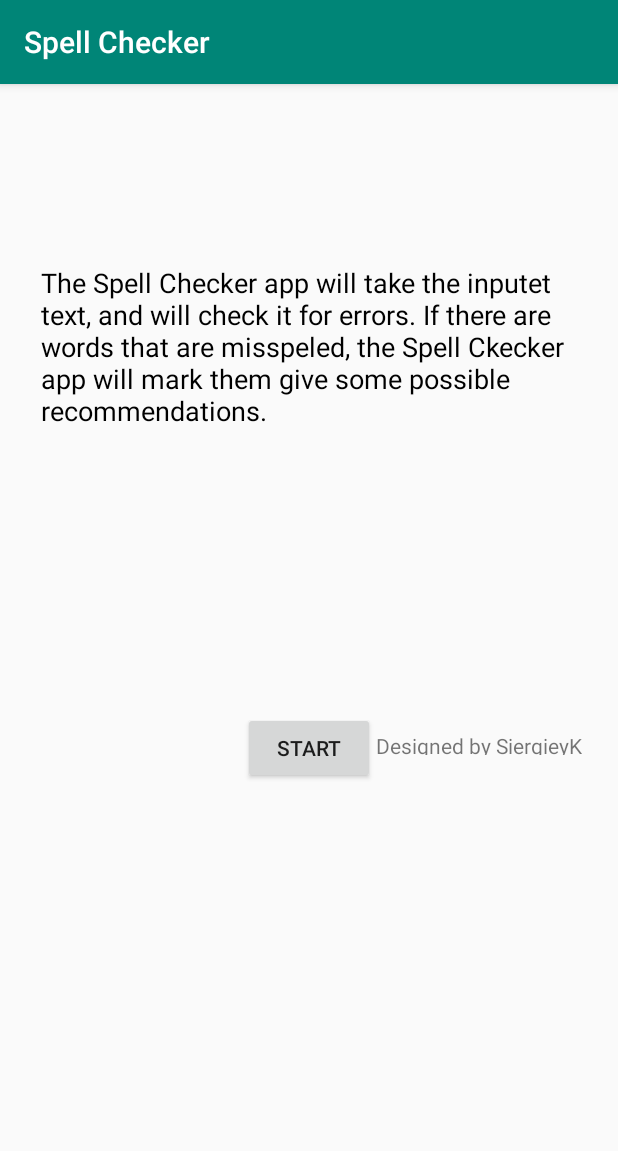
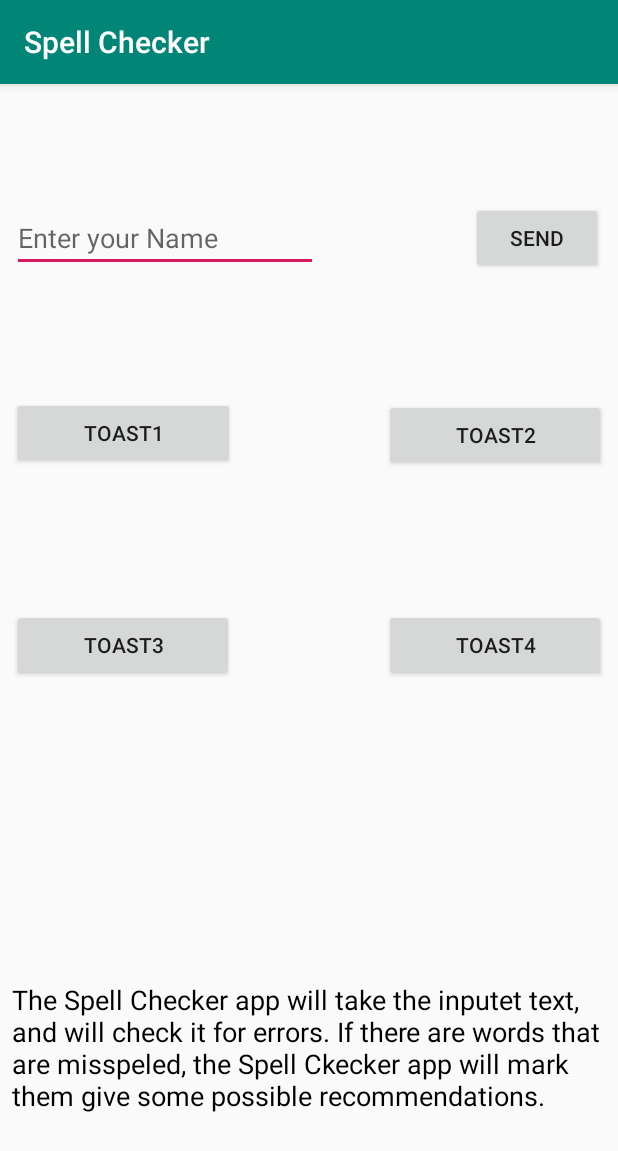
Before and after one commit to siergieyk/AD340_Application, an Android app: the screen it shows after launch (MainActivity), on a phone screen of 412 x 824 dp. Shown: the top 1151 px of the screen. Run offline under Robolectric (Android 15) with nearby library versions, the phone set to English and light mode, and no system bars.

Commit message:
Assignment2

```diff
--- a/SpellChecker/app/build.gradle
+++ b/SpellChecker/app/build.gradle
@@ -25,4 +25,5 @@ dependencies {
     testImplementation 'junit:junit:4.12'
     androidTestImplementation 'com.android.support.test:runner:1.0.2'
     androidTestImplementation 'com.android.support.test.espresso:espresso-core:3.0.2'
+    implementation 'com.android.support:gridlayout-v7:28.0.0'
 }
--- a/SpellChecker/app/src/main/java/com/example/spellchecker/MainActivity.java
+++ b/SpellChecker/app/src/main/java/com/example/spellchecker/MainActivity.java
@@ -2,12 +2,73 @@ package com.example.spellchecker;
 
 import android.support.v7.app.AppCompatActivity;
 import android.os.Bundle;
+import android.view.View;
+import android.widget.Button;
+import android.widget.Toast;
 
 public class MainActivity extends AppCompatActivity {
+
+    protected Button myButton;
+
+    String sent = "Sent!";
+    String toast1 = "This is my first Toast";
+    String toast2 = "Check, Ckeck, 1, 2, 3";
+    String toast3 = "What to write here ?";
+    String toast4 = "Final toast!";
 
     @Override
     protected void onCreate(Bundle savedInstanceState) {
         super.onCreate(savedInstanceState);
         setContentView(R.layout.activity_main);
+
+        myButton = (Button)findViewById(R.id.sendBtn);
+        myButton.setOnClickListener(new View.OnClickListener() {
+            @Override
+            public void onClick(View v) {
+
+                Toast.makeText(getApplicationContext(),sent,Toast.LENGTH_LONG).show();
+
+            }
+        });
+
+        myButton = (Button)findViewById(R.id.btn1);
+        myButton.setOnClickListener(new View.OnClickListener() {
+            @Override
+            public void onClick(View v) {
+
+                Toast.makeText(getApplicationContext(),toast1,Toast.LENGTH_LONG).show();
+
+            }
+        });
+        myButton = (Button)findViewById(R.id.btn2);
+        myButton.setOnClickListener(new View.OnClickListener() {
+            @Override
+            public void onClick(View v) {
+
+                Toast.makeText(getApplicationContext(),toast2,Toast.LENGTH_LONG).show();
+
+            }
+        });
+
+        myButton = (Button)findViewById(R.id.btn3);
+        myButton.setOnClickListener(new View.OnClickListener() {
+            @Override
+            public void onClick(View v) {
+
+                Toast.makeText(getApplicationContext(),toast3,Toast.LENGTH_LONG).show();
+
+            }
+        });
+
+        myButton = (Button)findViewById(R.id.btn4);
+        myButton.setOnClickListener(new View.OnClickListener() {
+            @Override
+            public void onClick(View v) {
+
+                Toast.makeText(getApplicationContext(),toast4,Toast.LENGTH_LONG).show();
+
+            }
+        });
+
     }
-}
+    }
--- a/SpellChecker/app/src/main/res/layout/activity_main.xml
+++ b/SpellChecker/app/src/main/res/layout/activity_main.xml
@@ -8,46 +8,102 @@
 
     <TextView
         android:id="@+id/description"
-        android:layout_width="361dp"
+        android:layout_width="0dp"
         android:layout_height="154dp"
-        android:layout_marginStart="27dp"
-        android:layout_marginTop="160dp"
-        android:layout_marginEnd="23dp"
-        android:layout_marginBottom="57dp"
+        android:layout_marginStart="8dp"
+        android:layout_marginEnd="8dp"
+        android:layout_marginBottom="16dp"
         android:text="The Spell Checker app will take the inputet text, and will check it for errors. If there are words that are misspeled, the Spell Ckecker app will mark them give some possible recommendations."
         android:textColor="@android:color/black"
         android:textSize="18sp"
-        app:layout_constraintBottom_toTopOf="@+id/startBtn"
+        app:layout_constraintBottom_toBottomOf="parent"
         app:layout_constraintEnd_toEndOf="parent"
-        app:layout_constraintStart_toStartOf="parent"
-        app:layout_constraintTop_toTopOf="parent" />
+        app:layout_constraintStart_toStartOf="parent" />
 
     <Button
-        android:id="@+id/startBtn"
+        android:id="@+id/sendBtn"
         android:layout_width="wrap_content"
         android:layout_height="wrap_content"
-        android:layout_marginStart="161dp"
-        android:layout_marginTop="87dp"
-        android:layout_marginEnd="162dp"
-        android:layout_marginBottom="342dp"
-        android:text="START"
-        app:layout_constraintBottom_toBottomOf="parent"
+        android:layout_marginStart="300dp"
+        android:layout_marginTop="80dp"
+        android:layout_marginEnd="8dp"
+        android:layout_marginBottom="40dp"
+        android:text="@string/sendButton"
+        app:layout_constraintBottom_toTopOf="@+id/btn2"
         app:layout_constraintEnd_toEndOf="parent"
+        app:layout_constraintHorizontal_bias="0.877"
         app:layout_constraintStart_toStartOf="parent"
-        app:layout_constraintTop_toBottomOf="@+id/description" />
+        app:layout_constraintTop_toTopOf="parent"
+        app:layout_constraintVertical_bias="0.464" />
 
-    <TextView
-        android:id="@+id/deisgnedBy"
-        android:layout_width="wrap_content"
-        android:layout_height="16dp"
-        android:layout_marginStart="249dp"
-        android:layout_marginTop="149dp"
-        android:layout_marginEnd="23dp"
-        android:layout_marginBottom="312dp"
-        android:text="Designed by SiergieyK"
-        app:layout_constraintBottom_toBottomOf="parent"
+    <EditText
+        android:id="@+id/editText"
+        android:layout_width="0dp"
+        android:layout_height="wrap_content"
+        android:layout_marginStart="8dp"
+        android:layout_marginTop="80dp"
+        android:layout_marginEnd="200dp"
+        android:layout_marginBottom="40dp"
+        android:ems="10"
+        android:hint="Enter your Name"
+        android:inputType="textPersonName"
+        app:layout_constraintBottom_toTopOf="@+id/btn1"
         app:layout_constraintEnd_toEndOf="parent"
+        app:layout_constraintHorizontal_bias="0.129"
         app:layout_constraintStart_toStartOf="parent"
-        app:layout_constraintTop_toBottomOf="@+id/description" />
+        app:layout_constraintTop_toTopOf="parent"
+        app:layout_constraintVertical_bias="0.482" />
+
+    <Button
+        android:id="@+id/btn1"
+        android:layout_width="0dp"
+        android:layout_height="wrap_content"
+        android:layout_marginStart="8dp"
+        android:layout_marginTop="43dp"
+        android:layout_marginEnd="50dp"
+        android:layout_marginBottom="94dp"
+        android:text="Toast1"
+        app:layout_constraintBottom_toTopOf="@+id/btn3"
+        app:layout_constraintEnd_toStartOf="@+id/btn2"
+        app:layout_constraintStart_toStartOf="parent"
+        app:layout_constraintTop_toBottomOf="@+id/editText" />
+
+    <Button
+        android:id="@+id/btn2"
+        android:layout_width="0dp"
+        android:layout_height="wrap_content"
+        android:layout_marginStart="49dp"
+        android:layout_marginTop="43dp"
+        android:layout_marginEnd="8dp"
+        android:layout_marginBottom="94dp"
+        android:text="Toast2"
+        app:layout_constraintBottom_toTopOf="@+id/btn4"
+        app:layout_constraintEnd_toEndOf="parent"
+        app:layout_constraintStart_toEndOf="@+id/btn1"
+        app:layout_constraintTop_toBottomOf="@+id/sendBtn" />
+
+    <Button
+        android:id="@+id/btn3"
+        android:layout_width="0dp"
+        android:layout_height="wrap_content"
+        android:layout_marginStart="8dp"
+        android:layout_marginEnd="50dp"
+        android:layout_marginBottom="200dp"
+        android:text="Toast3"
+        app:layout_constraintBottom_toTopOf="@+id/description"
+        app:layout_constraintEnd_toStartOf="@+id/btn4"
+        app:layout_constraintStart_toStartOf="parent" />
+
+    <Button
+        android:id="@+id/btn4"
+        android:layout_width="0dp"
+        android:layout_height="wrap_content"
+        android:layout_marginStart="50dp"
+        android:layout_marginEnd="8dp"
+        android:layout_marginBottom="200dp"
+        android:text="Toast4"
+        app:layout_constraintBottom_toTopOf="@+id/description"
+        app:layout_constraintEnd_toEndOf="parent"
+        app:layout_constraintStart_toEndOf="@+id/btn3" />
 
 </android.support.constraint.ConstraintLayout>
--- a/SpellChecker/app/src/main/res/values/strings.xml
+++ b/SpellChecker/app/src/main/res/values/strings.xml
@@ -1,3 +1,4 @@
 <resources>
     <string name="app_name">Spell Checker</string>
+    <string name="sendButton">send</string>
 </resources>
```
Also changed, not shown: 1 other file.
